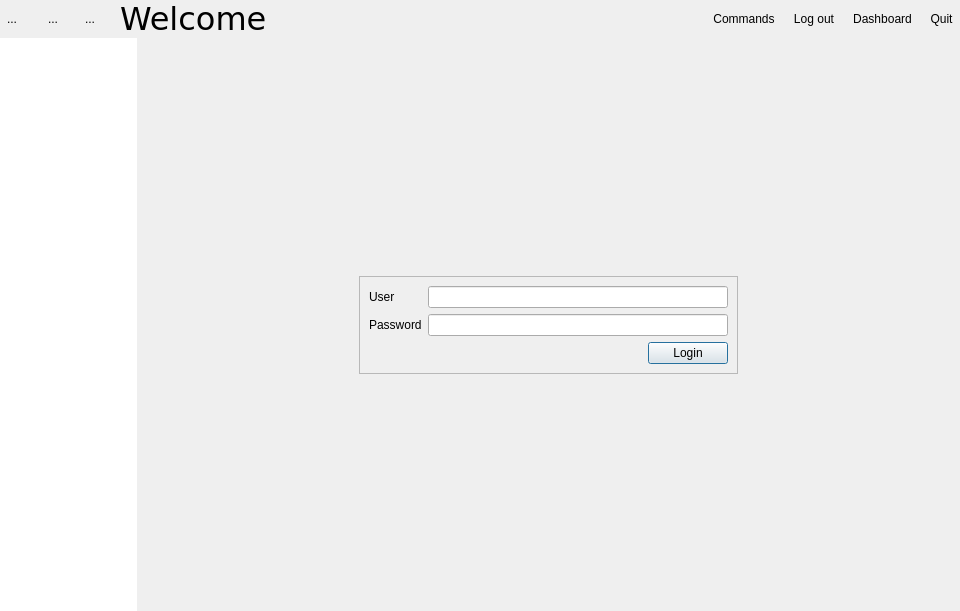
Above: Include/imtgui/CThumbnailDecoratorGuiComp.ui from ImagingTools/ImtCore before the change. Below: the same form after it.
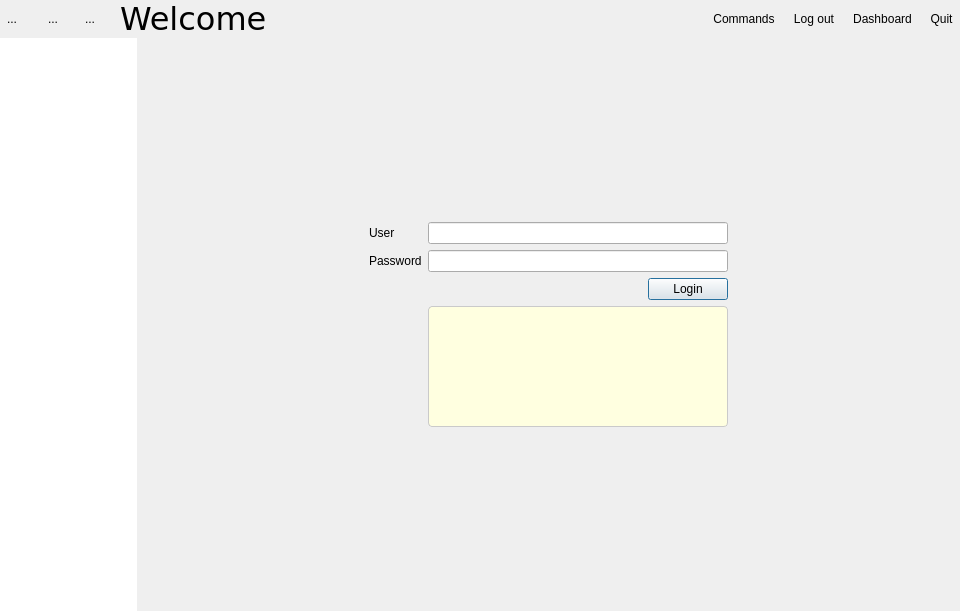
That is the form after the change. Icons and pictures are not drawn.

Commit message: Login removed from Lisa Login made obligatory to use Acula Login messages support added

Diff of the .ui file:
```diff
--- a/Include/imtgui/CThumbnailDecoratorGuiComp.ui
+++ b/Include/imtgui/CThumbnailDecoratorGuiComp.ui
@@ -534,7 +534,7 @@
                    <property name="sizeHint" stdset="0">
                     <size>
                      <width>20</width>
-                     <height>239</height>
+                     <height>238</height>
                     </size>
                    </property>
                   </spacer>
@@ -555,7 +555,7 @@
                  <item row="1" column="1">
                   <widget class="QFrame" name="frame">
                    <property name="frameShape">
-                    <enum>QFrame::StyledPanel</enum>
+                    <enum>QFrame::NoFrame</enum>
                    </property>
                    <property name="frameShadow">
                     <enum>QFrame::Raised</enum>
@@ -630,6 +630,27 @@
                       </item>
                      </layout>
                     </item>
+                    <item row="3" column="1">
+                     <widget class="QTextEdit" name="LoginLogText">
+                      <property name="styleSheet">
+                       <string notr="true">background: lightYellow;
+border-radius: 4px;
+border: 1px solid  palette(midlight);</string>
+                      </property>
+                      <property name="frameShape">
+                       <enum>QFrame::StyledPanel</enum>
+                      </property>
+                      <property name="verticalScrollBarPolicy">
+                       <enum>Qt::ScrollBarAlwaysOff</enum>
+                      </property>
+                      <property name="horizontalScrollBarPolicy">
+                       <enum>Qt::ScrollBarAlwaysOff</enum>
+                      </property>
+                      <property name="readOnly">
+                       <bool>true</bool>
+                      </property>
+                     </widget>
+                    </item>
                    </layout>
                   </widget>
                  </item>
```
Left out of the diff: 20 changed lines with no effect on the pictures. The commit also changes 3 other files.
